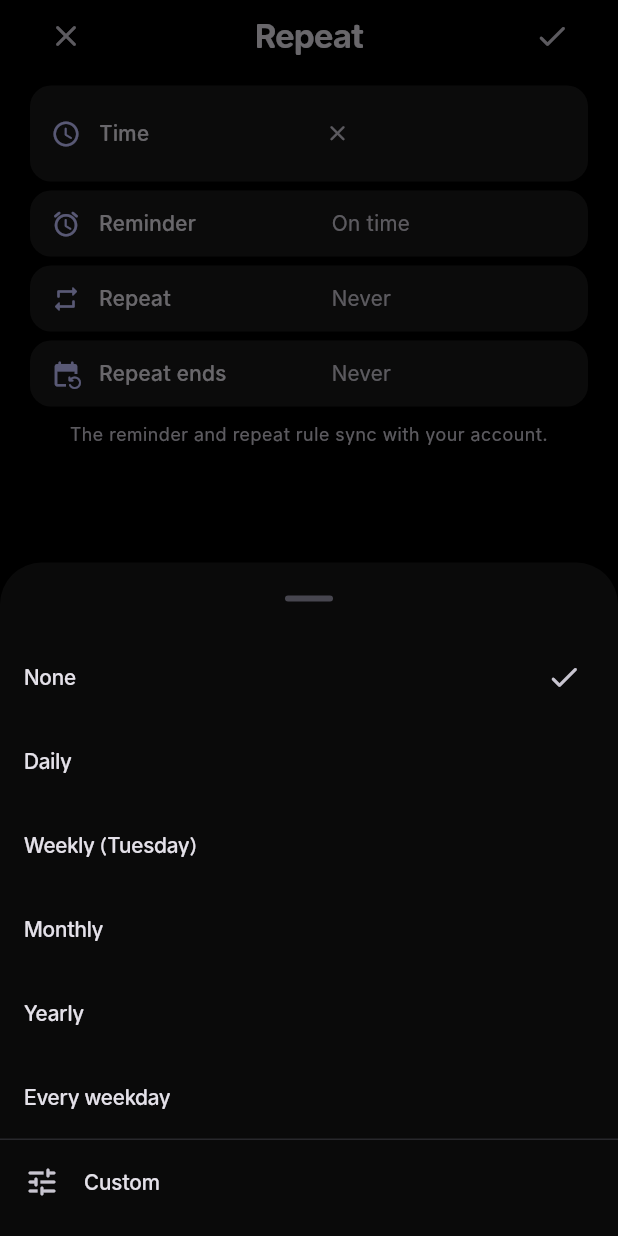
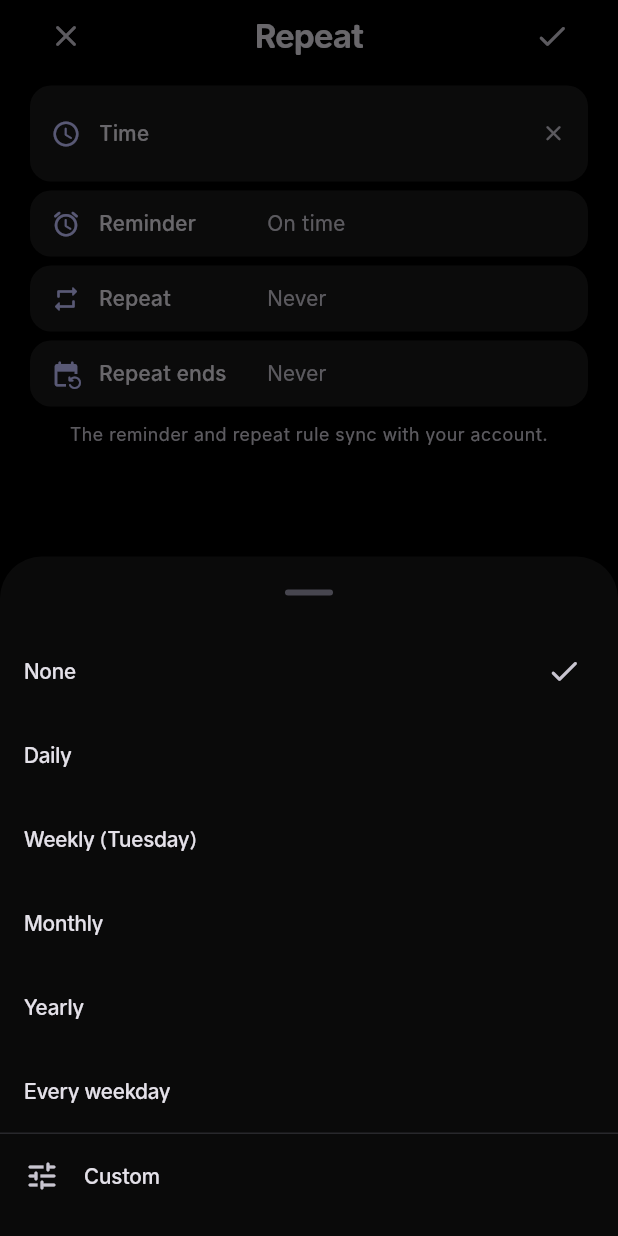
Before and after one commit to driftywinds/OTDA, a Flutter app: the _RepeatSheet widget shown alone on an empty page, opened directly with empty values, after a tap on "Repeat", on a phone screen of 412 x 824 dp. Run offline on Flutter 3.47's test engine with Material 3 defaults, Android fonts, the phone set to English and light mode, and no system bars; our stand-ins replace file_picker, flutter_local_notifications, flutter_secure_storage, flutter_timezone, material_ui, package_info_plus and 4 more; missing offline and left inert: home_widget, pointycastle; accounts and stored records are empty; project files that could hold a hidden picture were left out.

Commit message:
fix(ui): make repeat values readable and the choices scrollable
The repeat sheet mixed an expanding label with an intrinsic-width value, so values started at different x positions and long rules were ellipsised to 'every day until…'. Rows now use a fixed label column, an aligned two-line value column and a reserved clear-button slot.

The Repeat row shows the pattern alone (every day), while Repeat ends owns the end condition (Ends Fri); neither is truncated or duplicated. The preset chooser is now a height-capped ListView inside the sheet so Custom cannot fall below the gesture area on short screens.

Tests pin the split labels.

```diff
--- a/lib/src/ui/repeat_sheet.dart
+++ b/lib/src/ui/repeat_sheet.dart
@@ -133,6 +133,7 @@ class _RepeatSheetState extends State<_RepeatSheet> {
     final choice = await showModalBottomSheet<String>(
       context: context,
       useSafeArea: true,
+      isScrollControlled: true,
       showDragHandle: true,
       builder: (context) => _RepeatChoices(
         current: _rule,
@@ -293,7 +294,7 @@ class _RepeatSheetState extends State<_RepeatSheet> {
             _SheetRow(
               icon: Icons.repeat_rounded,
               label: 'Repeat',
-              value: _rule.isEmpty ? 'Never' : repeatSummary(_rule),
+              value: _rule.isEmpty ? 'Never' : repeatPatternLabel(_rule),
               onTap: _pickRepeat,
               onClear: _rule.isEmpty ? null : () => setState(() => _rule = ''),
             ),
@@ -334,6 +335,8 @@ class _SheetRow extends StatelessWidget {
   @override
   Widget build(BuildContext context) {
     final scheme = Theme.of(context).colorScheme;
+    final scale = MediaQuery.textScalerOf(context).scale(1).clamp(0.8, 1.3);
+    final labelWidth = 104.0 * scale;
     return Padding(
       padding: const EdgeInsets.symmetric(vertical: 3),
       child: Material(
@@ -343,29 +346,41 @@ class _SheetRow extends StatelessWidget {
           borderRadius: BorderRadius.circular(14),
           onTap: onTap,
           child: Padding(
-            padding: const EdgeInsets.fromLTRB(14, 12, 8, 12),
+            padding: const EdgeInsets.fromLTRB(14, 12, 4, 12),
             child: Row(
               children: [
                 Icon(icon, size: 20, color: scheme.primary),
                 const SizedBox(width: 12),
-                Expanded(child: Text(label, style: const TextStyle(fontWeight: FontWeight.w500))),
-                Flexible(
+                SizedBox(
+                  width: labelWidth,
+                  child: Text(
+                    label,
+                    maxLines: 1,
+                    overflow: TextOverflow.ellipsis,
+                    style: const TextStyle(fontWeight: FontWeight.w500),
+                  ),
+                ),
+                const SizedBox(width: 8),
+                Expanded(
                   child: Text(
                     value,
-                    maxLines: 1,
+                    maxLines: 2,
+                    textAlign: TextAlign.start,
                     overflow: TextOverflow.ellipsis,
-                    style: TextStyle(color: scheme.onSurfaceVariant),
+                    style: TextStyle(color: scheme.onSurfaceVariant, height: 1.25),
                   ),
                 ),
-                if (onClear != null)
-                  IconButton(
+                SizedBox(
+                  width: 38,
+                  child: onClear == null
+                      ? null
+                      : IconButton(
                           tooltip: 'Clear',
                           visualDensity: VisualDensity.compact,
                           icon: const Icon(Icons.close_rounded, size: 17),
                           onPressed: onClear,
-                  )
-                else
-                  const SizedBox(width: 8),
+                        ),
+                ),
               ],
             ),
           ),
@@ -397,8 +412,11 @@ class _RepeatChoices extends StatelessWidget {
       'every weekday': 'Every weekday',
     };
     return SafeArea(
-      child: Column(
-        mainAxisSize: MainAxisSize.min,
+      child: ConstrainedBox(
+        constraints: BoxConstraints(maxHeight: MediaQuery.sizeOf(context).height * 0.72),
+        child: ListView(
+          shrinkWrap: true,
+          padding: const EdgeInsets.only(bottom: 12),
           children: [
             for (final entry in choices.entries)
               ListTile(
@@ -413,8 +431,8 @@ class _RepeatChoices extends StatelessWidget {
               subtitle: current.isNotEmpty && !choices.containsKey(current) ? Text(repeatSummary(current)) : null,
               onTap: () => Navigator.of(context).pop('__custom'),
             ),
-          const SizedBox(height: 8),
           ],
+        ),
       ),
     );
   }
@@ -653,6 +671,17 @@ String repeatSummary(String rule) {
   return parsed.ok ? (parsed.canonical ?? rule) : rule;
 }
 
+/// The repeating pattern alone, without the end condition: the Repeat row and
+/// the Repeat ends row each own one half of the rule, so neither is truncated.
+String repeatPatternLabel(String rule) {
+  final parsed = rules.parseRule(rule);
+  if (!parsed.ok) return rule;
+  final r = parsed.rule!
+    ..until = null
+    ..count = 0;
+  return rules.canonicalOf(r);
+}
+
 /// `Never`, `Ends 27 Nov` or `After 10 times`.
 String repeatEndLabel(String rule, String today) {
   final parsed = rules.parseRule(rule);
```
Also changed, not shown: 1 other file. Lines whose indentation alone changed are shown as unchanged.
